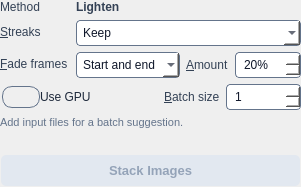
Above: src/startrails/ui/step_stack_images.ui from gkyle/startrails before the change. Below: the same form after it.
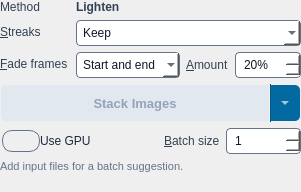
That is the form after the change. Icons and pictures are not drawn.

Commit message: advanced setting for operations

Patch:
```diff
--- a/src/startrails/ui/step_stack_images.ui
+++ b/src/startrails/ui/step_stack_images.ui
@@ -37,10 +37,15 @@
     font-weight: bold;
     background-color: #0369a1;
     color: #ffffff;
-    padding: 7px 12px;
-    border-radius: 6px;
+    padding: 0px 12px;
+    border-top-left-radius: 6px;
+    border-bottom-left-radius: 6px;
+    border-top-right-radius: 0px;
+    border-bottom-right-radius: 0px;
     font-size: 13px;
     border: 2px solid transparent;
+    min-height: 34px;
+    max-height: 34px;
 }
 QPushButton#run:hover {
     background-color: #075985;
@@ -51,6 +56,33 @@
 }
 QCheckBox:focus:enabled { border-color: #0f172a; }
 QPushButton#run:focus:enabled { border-color: #ffffff; }
+QToolButton#advancedToggle {
+    background-color: #0369a1;
+    color: #ffffff;
+    padding: 0px;
+    border-top-left-radius: 0px;
+    border-bottom-left-radius: 0px;
+    border-top-right-radius: 6px;
+    border-bottom-right-radius: 6px;
+    border: 2px solid transparent;
+    border-left: 1px solid #075985;
+    min-height: 34px;
+    max-height: 34px;
+    min-width: 28px;
+    max-width: 28px;
+}
+QToolButton#advancedToggle:hover {
+    background-color: #075985;
+}
+QToolButton#advancedToggle:focus:enabled {
+    border-color: #ffffff;
+}
+QToolButton#advancedToggle:disabled {
+    background-color: #e2e8f0;
+    color: #94a3b8;
+    border-left: 1px solid #cbd5e1;
+}
+QCheckBox:focus:enabled { border-color: #0f172a; }
 QDoubleSpinBox::up-arrow, QSpinBox::up-arrow { image: url(:/startrails/ui/arrow_up.svg); width: 10px; height: 6px; }
 QDoubleSpinBox::down-arrow, QSpinBox::down-arrow { image: url(:/startrails/ui/arrow_down.svg); width: 10px; height: 6px; }</string>
   </property>
@@ -200,6 +232,63 @@
     </layout>
    </item>
    <item>
+    <layout class="QHBoxLayout" name="runLayout">
+     <property name="spacing">
+      <number>0</number>
+     </property>
+     <item>
+      <widget class="QPushButton" name="run">
+       <property name="cursor">
+        <cursorShape>PointingHandCursor</cursorShape>
+       </property>
+       <property name="text">
+        <string>Stack Images</string>
+       </property>
+       <property name="enabled">
+        <bool>false</bool>
+       </property>
+      </widget>
+     </item>
+     <item>
+      <widget class="QToolButton" name="advancedToggle">
+       <property name="cursor">
+        <cursorShape>PointingHandCursor</cursorShape>
+       </property>
+       <property name="focusPolicy">
+        <enum>Qt::StrongFocus</enum>
+       </property>
+       <property name="toolTip">
+        <string>Advanced settings</string>
+       </property>
+       <property name="accessibleName">
+        <string>Advanced settings</string>
+       </property>
+       <property name="text">
+        <string/>
+       </property>
+       <property name="checkable">
+        <bool>true</bool>
+       </property>
+       <property name="checked">
+        <bool>true</bool>
+       </property>
+       <property name="arrowType">
+        <enum>Qt::DownArrow</enum>
+       </property>
+      </widget>
+     </item>
+    </layout>
+   </item>
+   <item>
+    <widget class="QWidget" name="advancedBody">
+     <property name="visible"><bool>true</bool></property>
+     <layout class="QVBoxLayout" name="advancedLayout">
+      <property name="spacing"><number>6</number></property>
+      <property name="leftMargin"><number>0</number></property>
+      <property name="topMargin"><number>0</number></property>
+      <property name="rightMargin"><number>0</number></property>
+      <property name="bottomMargin"><number>0</number></property>
+      <item>
     <layout class="QHBoxLayout" name="gpuBatchRow">
      <property name="spacing">
       <number>6</number>
@@ -268,6 +357,9 @@
      </property>
     </widget>
    </item>
+     </layout>
+    </widget>
+   </item>
    <item>
     <widget class="QLabel" name="error">
      <property name="text">
@@ -278,19 +370,6 @@
      </property>
     </widget>
    </item>
-   <item>
-    <widget class="QPushButton" name="run">
-     <property name="cursor">
-      <cursorShape>PointingHandCursor</cursorShape>
-     </property>
-     <property name="text">
-      <string>Stack Images</string>
-     </property>
-     <property name="enabled">
-      <bool>false</bool>
-     </property>
-    </widget>
-   </item>
   </layout>
  </widget>
  <resources>
```
Left out of the diff: 1 changed line with no effect on the pictures. Lines whose indentation alone changed are shown as unchanged. The commit also changes 6 other files.
